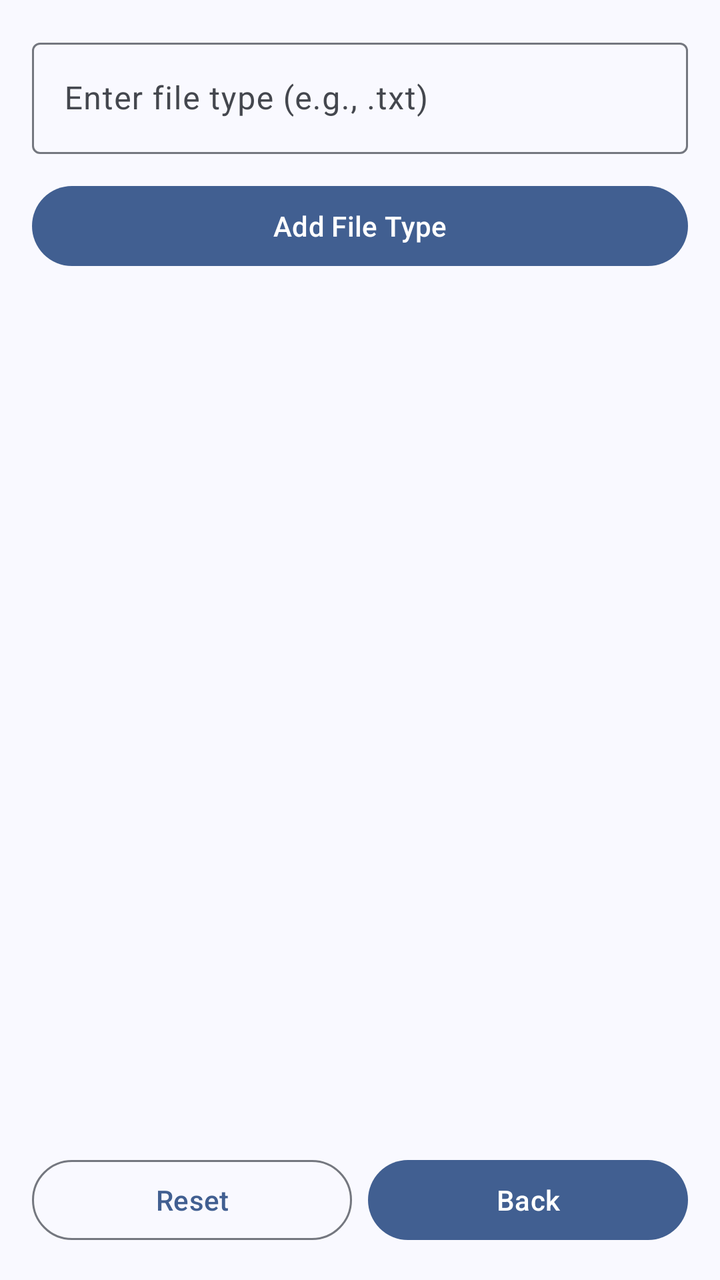
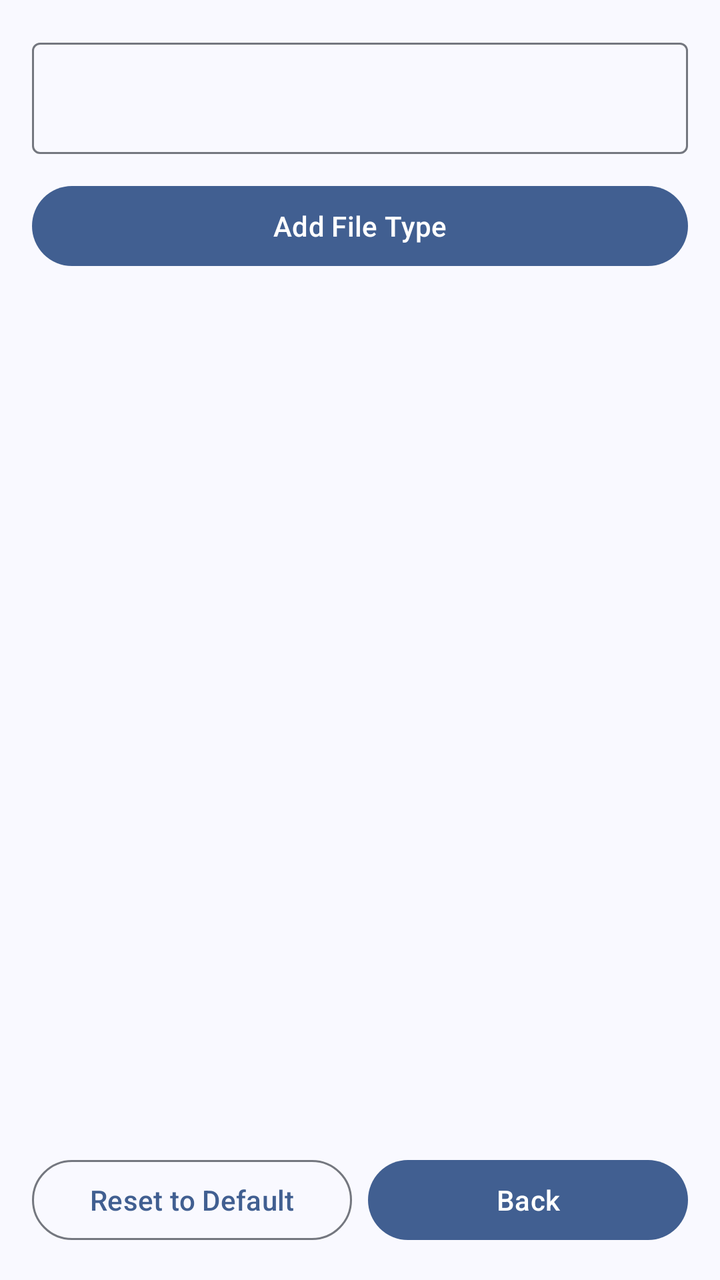

An Android layout rendered at two revisions. The XML below is the earlier revision; the diff shows what the commit changed to produce the second picture.
<!-- AndroidManifest.xml: application theme AppTheme -->
<!-- res/layout/activity_file_types.xml -->
<?xml version="1.0" encoding="utf-8"?>
<LinearLayout xmlns:android="http://schemas.android.com/apk/res/android"
    android:layout_width="match_parent"
    android:layout_height="match_parent"
    android:orientation="vertical"
    android:padding="16dp"
    android:background="@color/md_theme_background">

    <com.google.android.material.textfield.TextInputLayout
        android:layout_width="match_parent"
        android:layout_height="wrap_content"
        android:layout_marginBottom="12dp"
        style="@style/Widget.Material3.TextInputLayout.OutlinedBox">

        <com.google.android.material.textfield.TextInputEditText
            android:id="@+id/edtNewFileType"
            android:layout_width="match_parent"
            android:layout_height="wrap_content"
            android:hint="Enter file type (e.g., .txt)"
            android:inputType="text" />

    </com.google.android.material.textfield.TextInputLayout>

    <com.google.android.material.button.MaterialButton
        android:id="@+id/btnAddFileType"
        android:layout_width="match_parent"
        android:layout_height="wrap_content"
        android:text="Add File Type"
        android:layout_marginBottom="16dp" />

    <androidx.recyclerview.widget.RecyclerView
        android:id="@+id/rvFileTypes"
        android:layout_width="match_parent"
        android:layout_height="0dp"
        android:layout_weight="1"
        android:layout_marginBottom="12dp" />

    <LinearLayout
        android:layout_width="match_parent"
        android:layout_height="wrap_content"
        android:orientation="horizontal">

        <com.google.android.material.button.MaterialButton
            android:id="@+id/btnResetToDefault"
            android:layout_width="0dp"
            android:layout_height="wrap_content"
            android:layout_weight="1"
            android:text="Reset"
            android:layout_marginEnd="8dp"
            style="@style/Widget.Material3.Button.OutlinedButton" />

        <com.google.android.material.button.MaterialButton
            android:id="@+id/btnBack"
            android:layout_width="0dp"
            android:layout_height="wrap_content"
            android:layout_weight="1"
            android:text="Back" />

    </LinearLayout>

</LinearLayout>
<!-- resources referenced by this layout -->
<resources>
  <color name="md_theme_background">#F9F9FF</color>
  <color name="md_theme_primary">#415F91</color>
  <color name="md_theme_onPrimary">#FFFFFF</color>
  <color name="md_theme_primaryContainer">#D6E3FF</color>
  <color name="md_theme_onPrimaryContainer">#284777</color>
  <color name="md_theme_secondary">#565F71</color>
  <color name="md_theme_onSecondary">#FFFFFF</color>
  <color name="md_theme_secondaryContainer">#DAE2F9</color>
  <color name="md_theme_onSecondaryContainer">#3E4759</color>
  <color name="md_theme_tertiary">#705575</color>
  <color name="md_theme_onTertiary">#FFFFFF</color>
  <color name="md_theme_tertiaryContainer">#FAD8FD</color>
  <color name="md_theme_onTertiaryContainer">#573E5C</color>
  <color name="md_theme_error">#BA1A1A</color>
  <color name="md_theme_onError">#FFFFFF</color>
  <color name="md_theme_errorContainer">#FFDAD6</color>
  <color name="md_theme_onErrorContainer">#93000A</color>
  <color name="md_theme_onBackground">#191C20</color>
  <color name="md_theme_surface">#F9F9FF</color>
  <color name="md_theme_onSurface">#191C20</color>
  <color name="md_theme_surfaceVariant">#E0E2EC</color>
  <color name="md_theme_onSurfaceVariant">#44474E</color>
  <color name="md_theme_outline">#74777F</color>
  <color name="md_theme_outlineVariant">#C4C6D0</color>
  <color name="md_theme_surfaceContainerHigh">#E7E8EE</color>
  <style name="ThemeOverlay.Material3.MaterialAlertDialog" parent="ThemeOverlay.MaterialComponents.MaterialAlertDialog">
          <item name="shapeAppearanceOverlay">@style/ShapeAppearance.Material3.Corner.Large</item>
      </style>
  <style name="ShapeAppearance.Material3.Corner.Large" parent="">
          <item name="cornerFamily">rounded</item>
          <item name="cornerSize">28dp</item>
      </style>
  <!-- unchanged entries left out for length: 1 -->
</resources>

<!-- the commit's change to res/layout/activity_file_types.xml (unified diff, before → after) -->
@@ -1,5 +1,6 @@
 <?xml version="1.0" encoding="utf-8"?>
 <LinearLayout xmlns:android="http://schemas.android.com/apk/res/android"
+    xmlns:app="http://schemas.android.com/apk/res-auto"
     android:layout_width="match_parent"
     android:layout_height="match_parent"
     android:orientation="vertical"
@@ -16,7 +17,6 @@
             android:id="@+id/edtNewFileType"
             android:layout_width="match_parent"
             android:layout_height="wrap_content"
-            android:hint="Enter file type (e.g., .txt)"
             android:inputType="text" />
 
     </com.google.android.material.textfield.TextInputLayout>
@@ -25,7 +25,7 @@
         android:id="@+id/btnAddFileType"
         android:layout_width="match_parent"
         android:layout_height="wrap_content"
-        android:text="Add File Type"
+        android:text="@string/add_file_type"
         android:layout_marginBottom="16dp" />
 
     <androidx.recyclerview.widget.RecyclerView
@@ -45,7 +45,7 @@
             android:layout_width="0dp"
             android:layout_height="wrap_content"
             android:layout_weight="1"
-            android:text="Reset"
+            android:text="@string/reset_to_default"
             android:layout_marginEnd="8dp"
             style="@style/Widget.Material3.Button.OutlinedButton" />
 
@@ -54,7 +54,7 @@
             android:layout_width="0dp"
             android:layout_height="wrap_content"
             android:layout_weight="1"
-            android:text="Back" />
+            android:text="@string/back" />
 
     </LinearLayout>
 
<!-- resource entries referenced after the edit -->
@@ -1,6 +1,9 @@
 <!-- resources referenced by this layout -->
 <resources>
   <color name="md_theme_background">#F9F9FF</color>
+  <string name="add_file_type">Add File Type</string>
+  <string name="back">Back</string>
+  <string name="reset_to_default">Reset to Default</string>
   <color name="md_theme_primary">#415F91</color>
   <color name="md_theme_onPrimary">#FFFFFF</color>
   <color name="md_theme_primaryContainer">#D6E3FF</color>
